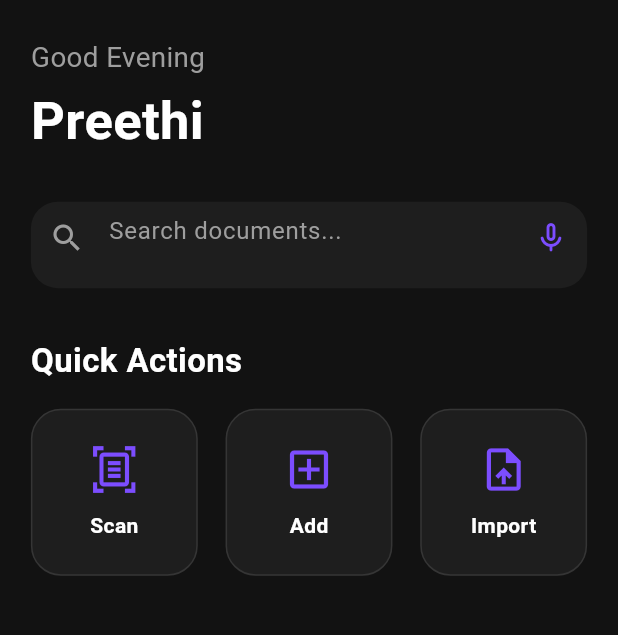
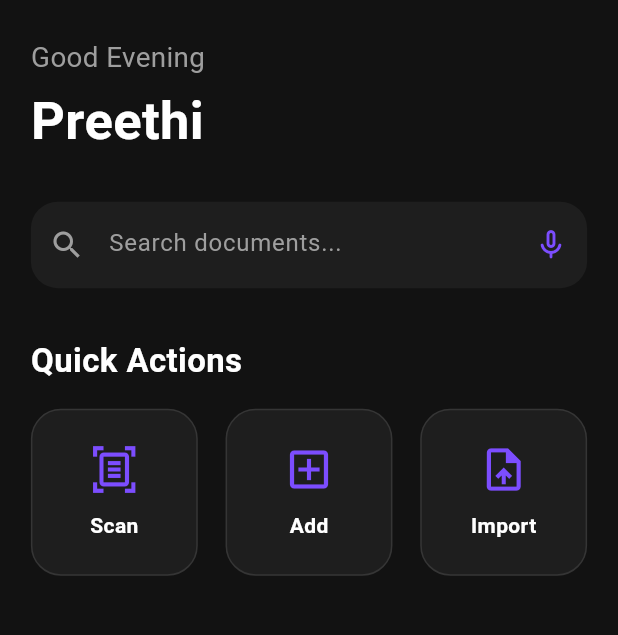
Before and after one commit to PreethiBose30/App-Dev, a Flutter app: the HomeScreen screen opened directly, on a phone screen of 412 x 824 dp, the part 72-707 px from its top. Run offline on Flutter 3.47's test engine with Material 3 defaults, Android fonts, the phone set to English and light mode, and no system bars; statements that could not run were skipped.

Commit message:
Update home_screen.dart

```diff
--- a/lib/screens/dashboard/home_screen.dart
+++ b/lib/screens/dashboard/home_screen.dart
@@ -90,6 +90,7 @@ class HomeScreen extends StatelessWidget {
                   decoration: InputDecoration(
                     border: InputBorder.none,
                     hintText: "Search documents...",
+                    contentPadding: EdgeInsets.symmetric(vertical: 18),
                     hintStyle: TextStyle(
                       color: AppColors.textSecondary,
                     ),
```
